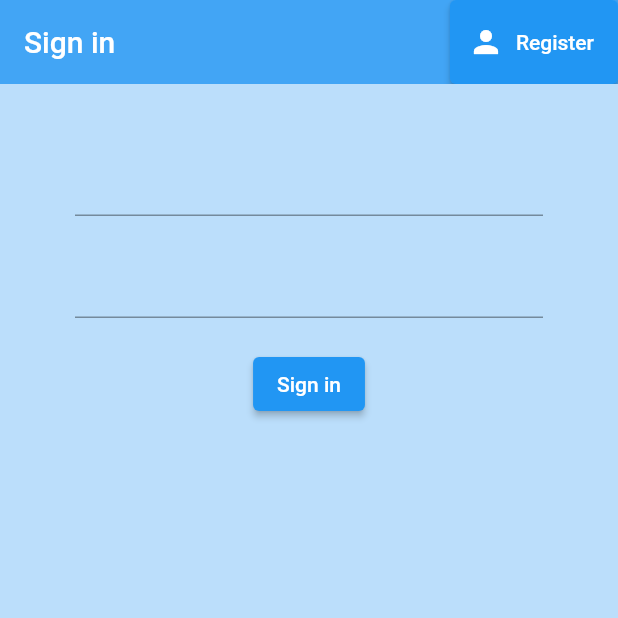
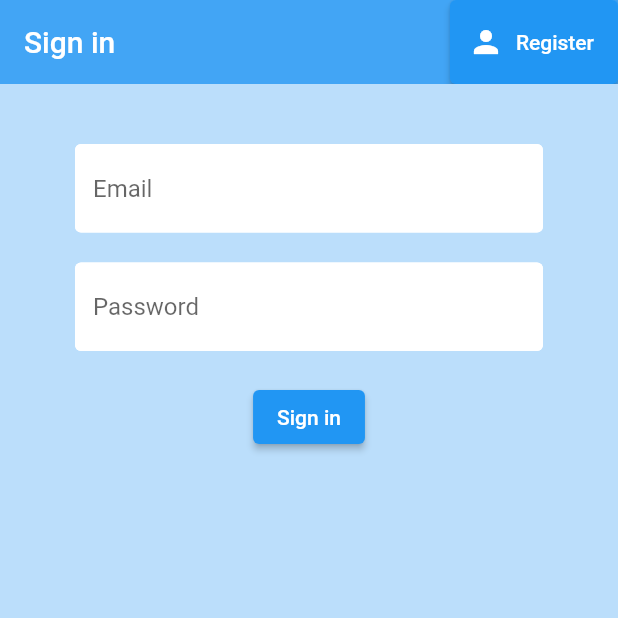
Before and after one commit to Sonicpaul/Bachelor, a Flutter app: the screen it shows after launch, on a phone screen of 412 x 824 dp, the top half of it. Run offline on Flutter 3.47's test engine with Material 2 defaults, Android fonts, the phone set to English and light mode, and no system bars; our stand-ins replace cloud_firestore, firebase_auth, firebase_core, flutter_spinkit; accounts and stored records are empty.

Commit message:
updating User credentials

```diff
--- a/plens_app/lib/models/user.dart
+++ b/plens_app/lib/models/user.dart
@@ -7,3 +7,14 @@ class User{
 
   User({this.uid, this.name, this.email, this.phone, this.workTimeMonthly});
 }
+
+class UserData{
+  final String uid;
+  final String name;
+  final String email;
+  final String phone;
+  final double workTimeMonthly;
+
+  UserData({this.uid, this.name, this.email, this.phone, this.workTimeMonthly});
+
+}
--- /dev/null
+++ b/plens_app/lib/shared/constants.dart
@@ -0,0 +1,12 @@
+import 'package:flutter/material.dart';
+
+const textInputDecoration = InputDecoration(
+  fillColor: Colors.white,
+  filled: true,
+  enabledBorder: OutlineInputBorder(
+    borderSide: BorderSide(color: Colors.white, width: 2)
+  ),
+  focusedBorder: OutlineInputBorder(
+    borderSide: BorderSide(color: Colors.deepPurple, width: 2)
+  ),
+);
--- a/plens_app/lib/view/login/sign_in_view.dart
+++ b/plens_app/lib/view/login/sign_in_view.dart
@@ -1,6 +1,7 @@
 import 'package:flutter/cupertino.dart';
 import 'package:flutter/material.dart';
 import 'package:plens_app/services/auth.dart';
+import 'package:plens_app/shared/constants.dart';
 import 'package:plens_app/shared/loading.dart';
 
 class SignIn extends StatefulWidget {
@@ -49,6 +50,7 @@ class _SignInState extends State<SignIn> {
             children: <Widget>[
               SizedBox(height: 20.0),
               TextFormField(
+                  decoration: textInputDecoration.copyWith(hintText: 'Email'),
                   validator: (val) => val.isEmpty ? 'Enter an E-mail': null,
                   onChanged: (val) {
                   setState(() => email = val);
@@ -56,6 +58,7 @@ class _SignInState extends State<SignIn> {
               ),
               SizedBox(height: 20.0),
               TextFormField(
+                  decoration: textInputDecoration.copyWith(hintText: 'Password'),
                   validator: (val) => val.length < 6 ? 'Enter a password with 6 or more characters': null,
                   obscureText: true,
                   onChanged: (val) {
--- a/plens_app/lib/view/register/register_view.dart
+++ b/plens_app/lib/view/register/register_view.dart
@@ -1,6 +1,7 @@
 import 'package:flutter/cupertino.dart';
 import 'package:flutter/material.dart';
 import 'package:plens_app/services/auth.dart';
+import 'package:plens_app/shared/constants.dart';
 import 'package:plens_app/shared/loading.dart';
 
 class Register extends StatefulWidget {
@@ -49,6 +50,7 @@ class _RegisterState extends State<Register> {
             children: <Widget>[
               SizedBox(height: 20.0),
               TextFormField(
+                decoration: textInputDecoration.copyWith(hintText: 'Email'),
                 validator: (val) => val.isEmpty ? 'Enter an E-mail': null,
                   onChanged: (val) {
                     setState(() => email = val);
@@ -56,6 +58,7 @@ class _RegisterState extends State<Register> {
               ),
               SizedBox(height: 20.0),
               TextFormField(
+                  decoration: textInputDecoration.copyWith(hintText: 'Password'),
                   validator: (val) => val.length < 6 ? 'Enter a password with 6 or more characters': null,
                   obscureText: true,
                   onChanged: (val) {
```
Also changed, not shown: plens_app/lib/services/database.dart (+18 -1 lines), plens_app/lib/view/home/home.dart (+16 -0 lines), plens_app/lib/view/home/settings_Form.dart (added, +75 -0 lines).
